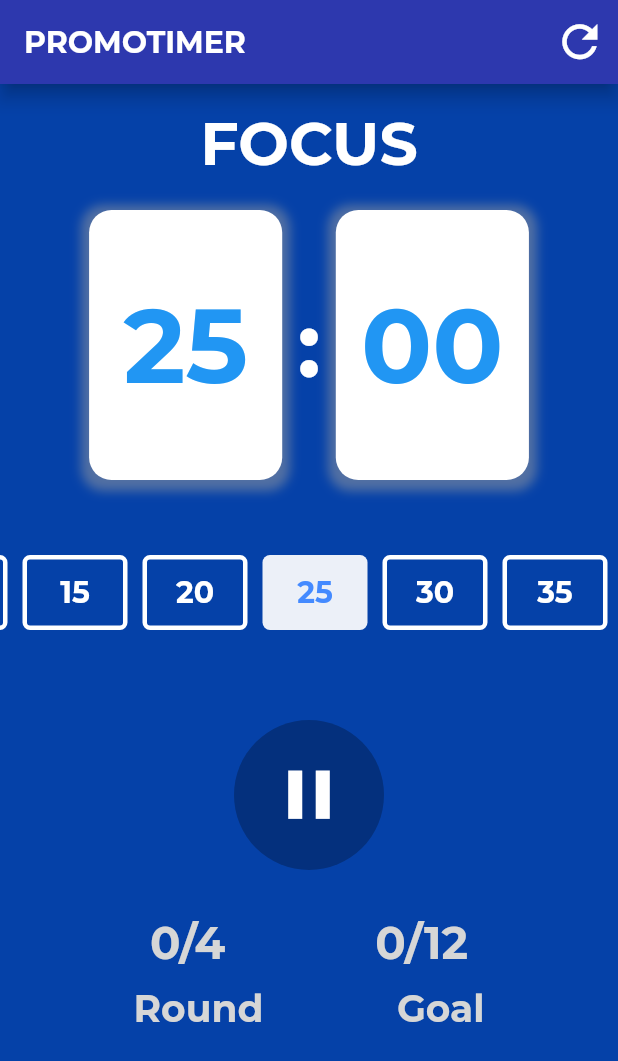
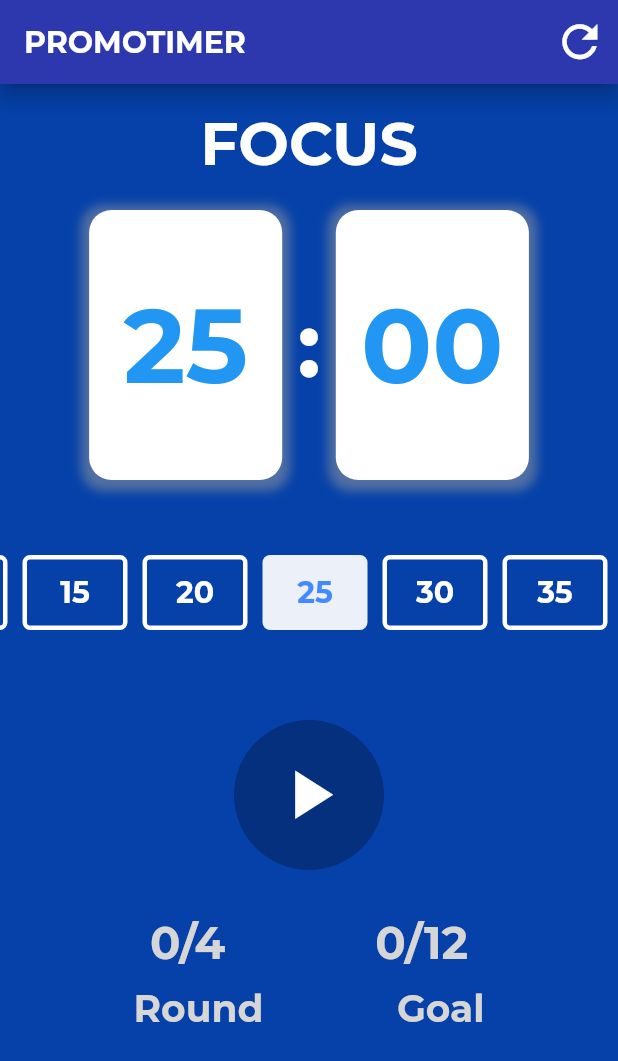
Before and after one commit to MdSajjadHossin/Timer-App-Flutter, a Flutter app: the screen it shows after launch, on a phone screen of 412 x 824 dp. Shown: the top 1061 px of the screen. Run offline on Flutter 3.47's test engine with Material 2 defaults, Android fonts, the phone set to English and light mode, and no system bars; our stand-ins replace google_fonts.

Commit message:
timer functionality added

```diff
--- a/lib/widgets/timeController.dart
+++ b/lib/widgets/timeController.dart
@@ -1,4 +1,6 @@
 import 'package:flutter/material.dart';
+import 'package:promotodor_timer_app/timerService.dart';
+import 'package:provider/provider.dart';
 
 class TimeController extends StatefulWidget {
   const TimeController({super.key});
@@ -10,6 +12,7 @@ class TimeController extends StatefulWidget {
 class _TimeControllerState extends State<TimeController> {
   @override
   Widget build(BuildContext context) {
+    final provider = Provider.of<TimerService>(context);
     return Container(
       width: 100,
       height: 100,
@@ -17,12 +20,21 @@ class _TimeControllerState extends State<TimeController> {
           const BoxDecoration(color: Colors.black26, shape: BoxShape.circle),
       child: Center(
         child: IconButton(
-          icon: const Icon(
-            Icons.pause,
-            color: Colors.white,
-          ),
+          icon: provider.timerPlaying
+              ? const Icon(
+                  (Icons.pause),
+                  color: Colors.white,
+                )
+              : const Icon(
+                  Icons.play_arrow_sharp,
+                  color: Colors.white,
+                ),
           iconSize: 55,
-          onPressed: () {},
+          onPressed: () {
+            provider.timerPlaying
+                ? Provider.of<TimerService>(context, listen: false).paush()
+                : Provider.of<TimerService>(context, listen: false).start();
+          },
         ),
       ),
     );
```
Also changed, not shown: lib/timerService.dart (+16 -0 lines).
